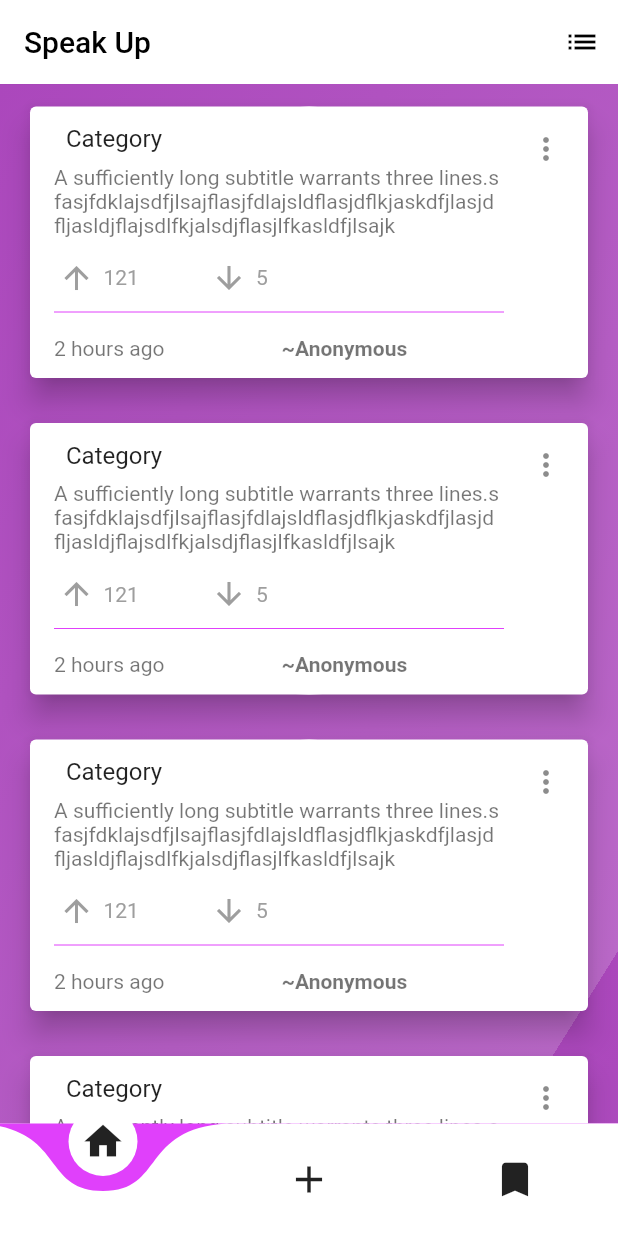
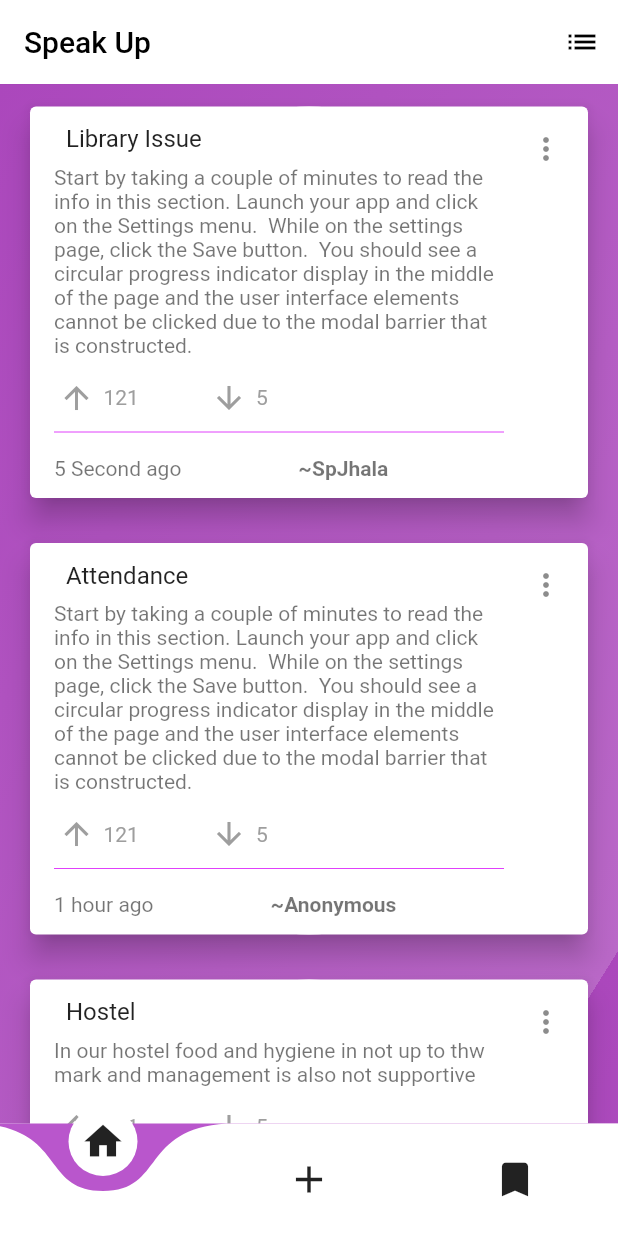
Before and after one commit to Tirth7545/charusat_polling1, a Flutter app: the Student screen opened directly, on a phone screen of 412 x 824 dp. Run offline on Flutter 3.47's test engine with Material 2 defaults, Android fonts, the phone set to English and light mode, and no system bars; drawn by our look-alikes of curved_navigation_bar, like_button; our stand-ins replace fancy_bottom_navigation, rflutter_alert; project files that could hold a hidden picture were left out.

Commit message:
Major changes and like dislike added

```diff
--- a/lib/add.dart
+++ b/lib/add.dart
@@ -95,15 +95,51 @@ class _AddState extends State<Add> {
                     style: TextStyle(color: Colors.blueAccent, fontSize: 15),
                   ),
                 ),
-                SizedBox(width: 60,),
+                SizedBox(
+                  width: 60,
+                ),
                 Container(
                   child: Switch(
                     value: isSwitched,
                     onChanged: (value) {
+                      if (isSwitched == true) {
+                        print(value);
+                        return Alert(
+                          context: context,
+                          type: AlertType.error,
+                          title: "Warning",
+                          desc: "Are You Sure You Want to Show Your Profile",
+                          buttons: [
+                            DialogButton(
+                              child: Text(
+                                "Ok",
+                                style: TextStyle(
+                                    color: Colors.white, fontSize: 20),
+                              ),
+                              onPressed: () {
+                                Navigator.pop(context);
+                                setState(() {
+                                  isSwitched = value;
+                                  print(value);
+                                });
+                              },
+                              width: 120,
+                            ),
+                            DialogButton(
+                              child: Text(
+                                "Nope",
+                                style: TextStyle(
+                                    color: Colors.white, fontSize: 20),
+                              ),
+                              onPressed: () => Navigator.pop(context),
+                              width: 120,
+                            )
+                          ],
+                        ).show();
+                      }
                       setState(() {
                         isSwitched = value;
                         print(value);
-
                       });
                     },
                     activeTrackColor: Colors.blueAccent,
@@ -195,7 +231,6 @@ class _AddState extends State<Add> {
                       ),
                     ],
                   ),
-
                   Container(
                     width: 5.0,
                   ),
--- a/lib/home.dart
+++ b/lib/home.dart
@@ -1,15 +1,27 @@
 import 'package:flutter/material.dart';
 import 'package:like_button/like_button.dart';
+import 'lesson.dart';
+
 class Home extends StatefulWidget {
   Home({Key key, this.title}) : super(key: key);
 
   final String title;
+  final List<String> Catg = [
+    "First", "Second", "3", "4", "5", "6", "7", "8", "9", "10"];
 
   @override
   _HomeState createState() => _HomeState();
 }
 
 class _HomeState extends State<Home> {
+  List lessons;
+  @override
+  void initState() {
+    lessons = getLessons();
+    super.initState();
+  }
+
+
   @override
   Widget build(BuildContext context) {
     final topAppBar = AppBar(
@@ -27,10 +39,10 @@ class _HomeState extends State<Home> {
         )
       ],
     );
-    final makeListTile = ListTile(
+    ListTile makeListTile(Lesson lesson) => ListTile(
       title: Padding(
         padding: const EdgeInsets.all(8.0),
-        child: Text('Category'),
+        child: Text(lesson.title),
       ),
       trailing: Icon(Icons.more_vert),
       subtitle: Container(
@@ -38,7 +50,7 @@ class _HomeState extends State<Home> {
           crossAxisAlignment: CrossAxisAlignment.start,
           children: <Widget>[
             Text(
-                'A sufficiently long subtitle warrants three lines.sfasjfdklajsdfjlsajflasjfdlajsldflasjdflkjaskdfjlasjdfljasldjflajsdlfkjalsdjflasjlfkasldfjlsajk'),
+                lesson.desc),
             SizedBox(
               height: 12,
             ),
@@ -46,9 +58,8 @@ class _HomeState extends State<Home> {
               children: <Widget>[
                 Container(
                   child: LikeButton(
-
-                    circleColor:
-                    CircleColor(start: Color(0xff00ddff), end: Color(0xff0099cc)),
+                    circleColor: CircleColor(
+                        start: Color(0xff00ddff), end: Color(0xff0099cc)),
                     bubblesColor: BubblesColor(
                       dotPrimaryColor: Color(0xff33b5e5),
                       dotSecondaryColor: Color(0xff0099cc),
@@ -56,13 +67,12 @@ class _HomeState extends State<Home> {
                     likeBuilder: (bool isLiked) {
                       return Icon(
                         Icons.arrow_upward,
-                        color: isLiked ? Colors.deepPurpleAccent : Colors.grey,
-
+                        color: isLiked ? Colors.green : Colors.grey,
                       );
                     },
                     likeCount: 121,
                     countBuilder: (int count, bool isLiked, String text) {
-                      var color = isLiked ? Colors.deepPurpleAccent : Colors.grey;
+                      var color = isLiked ? Colors.green : Colors.grey;
                       Widget result;
                       if (count == 0) {
                         result = Text(
@@ -78,12 +88,13 @@ class _HomeState extends State<Home> {
                     },
                   ),
                 ),
-                SizedBox(width: 45,),
+                SizedBox(
+                  width: 45,
+                ),
                 Container(
                   child: LikeButton(
-
-                    circleColor:
-                    CircleColor(start: Color(0xff00ddff), end: Color(0xff0099cc)),
+                    circleColor: CircleColor(
+                        start: Color(0xff00ddff), end: Color(0xff0099cc)),
                     bubblesColor: BubblesColor(
                       dotPrimaryColor: Color(0xff33b5e5),
                       dotSecondaryColor: Color(0xff0099cc),
@@ -92,7 +103,6 @@ class _HomeState extends State<Home> {
                       return Icon(
                         Icons.arrow_downward,
                         color: isLiked ? Colors.red : Colors.grey,
-
                       );
                     },
                     likeCount: 5,
@@ -114,7 +124,6 @@ class _HomeState extends State<Home> {
                   ),
                 )
               ],
-
             ),
             Divider(
               color: Colors.purpleAccent,
@@ -122,7 +131,7 @@ class _HomeState extends State<Home> {
             Row(
               children: <Widget>[
                 Container(
-                  child: Text("2 hours ago"),
+                  child: Text(lesson.time),
                 ),
                 SizedBox(
                   width: 70,
@@ -131,38 +140,32 @@ class _HomeState extends State<Home> {
                   padding: const EdgeInsets.all(8.0),
                   child: Container(
                     child: Text(
-                      "~Anonymous",
+                      lesson.user,
                       style: TextStyle(fontWeight: FontWeight.bold),
                     ),
                   ),
                 )
               ],
             ),
-
           ],
         ),
       ),
     );
 
-    final makeCard = Stack(
-      children: <Widget>[
-        Positioned(
-            child: Card(
+    Card makeCard(Lesson lesson) => Card(
               elevation: 8.0,
-          margin: new EdgeInsets.symmetric(horizontal: 20.0, vertical: 15.0),
+              margin: new EdgeInsets.symmetric(
+                  horizontal: 20.0, vertical: 15.0),
               child: Container(
                 decoration: BoxDecoration(
                   color: Colors.white,
                   shape: BoxShape.circle,
                 ),
-            child: makeListTile,
+                child: makeListTile(lesson),
               ),
-        )),
+            );
 
 
-
-      ],
-    );
 
     final makeBody = Container(
       decoration: BoxDecoration(
@@ -171,23 +174,15 @@ class _HomeState extends State<Home> {
               end: Alignment(1.7, 0.0),
               tileMode: TileMode.repeated,
               colors: [
-//                const Color(0xFFFFFFEE), const Color(0xFF999999)
                 Colors.purple[400],
-//        Colors.purple[400],
                 Colors.purple[300],
-//        Colors.purple[300],
-//        Colors.purple[300],
-//        Colors.purple[200]
-//            Colors.blue[700],
-//            Colors.blue[400],
-//            Colors.blue[300]
               ])),
       child: ListView.builder(
         scrollDirection: Axis.vertical,
         shrinkWrap: true,
-        itemCount: 10,
+        itemCount: lessons.length,
         itemBuilder: (BuildContext context, int index) {
-          return makeCard;
+          return makeCard(lessons[index]);
         },
       ),
     );
@@ -199,3 +194,30 @@ class _HomeState extends State<Home> {
     );
   }
 }
+
+List getLessons() {
+  return [
+
+  Lesson(
+  title: "Library Issue",
+  desc: "Start by taking a couple of minutes to read the info in this section. Launch your app and click on the Settings menu.  While on the settings page, click the Save button.  You should see a circular progress indicator display in the middle of the page and the user interface elements cannot be clicked due to the modal barrier that is constructed.",
+  time: "5 Second ago",
+  user: "~SpJhala"),
+  Lesson(
+  title: "Attendance",
+  desc: "Start by taking a couple of minutes to read the info in this section. Launch your app and click on the Settings menu.  While on the settings page, click the Save button.  You should see a circular progress indicator display in the middle of the page and the user interface elements cannot be clicked due to the modal barrier that is constructed.",
+  time: "1 hour ago",
+  user: "~Anonymous"),
+  Lesson(
+      title: "Hostel",
+      desc: "In our hostel food and hygiene in not up to thw mark and management is also not supportive",
+      time: "1 hour ago",
+      user: "~Ashay"),
+  Lesson(
+      title: "Curriculum",
+      desc: "Python subject should be introduced as early as possible in btech.",
+      time: "1 hour ago",
+      user: "~Rahul")
+
+  ];
+}
--- a/lib/student.dart
+++ b/lib/student.dart
@@ -20,7 +20,7 @@ class _StudentState extends State<Student> {
   }
 
   List<Color> ll = [
-    Colors.purpleAccent,
+    Color(0xFFb956cc),
     Colors.white,
     Colors.cyan,
   ];
@@ -36,7 +36,7 @@ class _StudentState extends State<Student> {
 //        circleColor: Colors.transparent,
 //        activeIconColor: Colors.pinkAccent,
 //          index: 0,
-          backgroundColor: ll[_page],
+        backgroundColor: ll[_page],
         key: _bottomNavigationKey,
 //        tabs: [
 //          TabData(iconData: Icons.home, title: "Home"),
@@ -46,7 +46,7 @@ class _StudentState extends State<Student> {
         items: <Widget>[
           Icon(Icons.home, size: 30),
           Icon(Icons.add, size: 30),
-          Icon(Icons.bookmark , size: 30),
+          Icon(Icons.bookmark, size: 30),
         ],
 //        onTabChangedListener: (index) {
 //          setState(() {
@@ -83,16 +83,16 @@ class _StudentState extends State<Student> {
               ),
             ),
             ListTile(
-              title: new Text("Page one "),
-              trailing: Icon(Icons.arrow_upward),
+              title: new Text("My Opinions"),
+              trailing: Icon(Icons.pan_tool),
             ),
             ListTile(
-              title: new Text("Page two "),
-              trailing: Icon(Icons.arrow_downward),
+              title: new Text("Agreed Opinion"),
+              trailing: Icon(Icons.offline_pin),
             ),
             Divider(),
             ListTile(
-              title: new Text("Close"),
+              title: new Text("Logout"),
               trailing: Icon(Icons.close),
               onTap: () => Navigator.of(context).pop(),
             )
```
Lines whose indentation alone changed are shown as unchanged.
